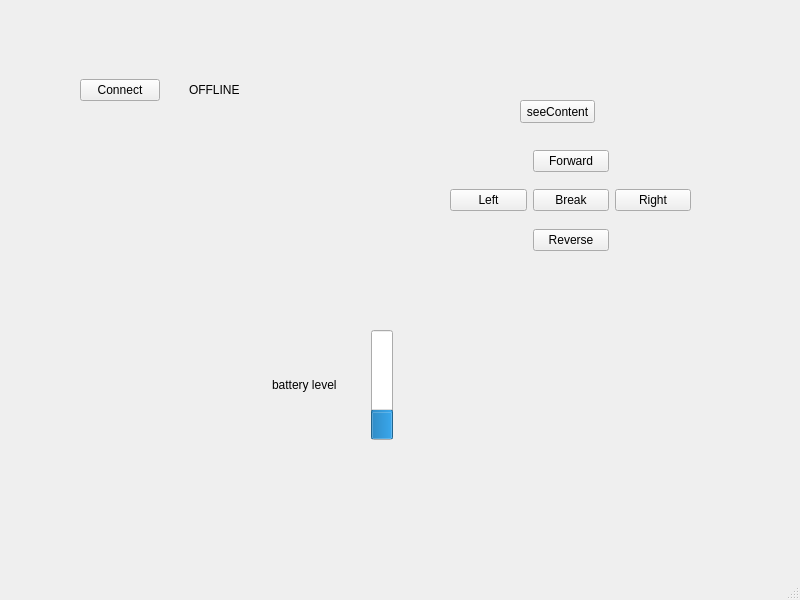
Above: mainwindow.ui from chatinEu/wifiBotV3 before the change. Below: the same form after it.
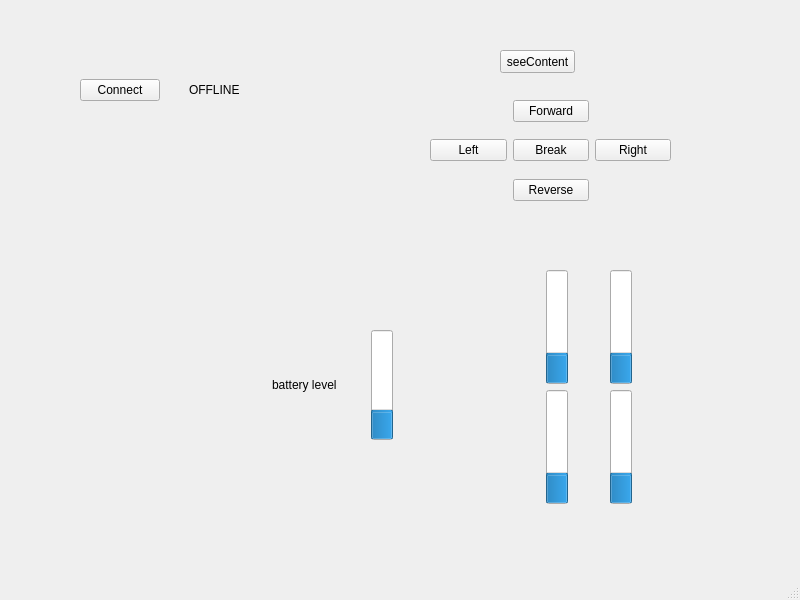
That is the form after the change.

Commit message: ajout UI pour  IR sensor et debut data parsing pour IR value

```diff
--- a/mainwindow.ui
+++ b/mainwindow.ui
@@ -17,8 +17,8 @@
    <widget class="QPushButton" name="pushButton_2">
     <property name="geometry">
      <rect>
-      <x>520</x>
-      <y>100</y>
+      <x>500</x>
+      <y>50</y>
       <width>75</width>
       <height>23</height>
      </rect>
@@ -30,8 +30,8 @@
    <widget class="QWidget" name="horizontalLayoutWidget">
     <property name="geometry">
      <rect>
-      <x>450</x>
-      <y>150</y>
+      <x>430</x>
+      <y>100</y>
       <width>241</width>
       <height>101</height>
      </rect>
@@ -197,6 +197,78 @@
      </item>
     </layout>
    </widget>
+   <widget class="QWidget" name="verticalLayoutWidget">
+    <property name="geometry">
+     <rect>
+      <x>510</x>
+      <y>270</y>
+      <width>160</width>
+      <height>234</height>
+     </rect>
+    </property>
+    <layout class="QVBoxLayout" name="verticalLayout_2">
+     <item>
+      <layout class="QHBoxLayout" name="horizontalLayout_4">
+       <item>
+        <widget class="QProgressBar" name="progressIRFrontRight">
+         <property name="value">
+          <number>24</number>
+         </property>
+         <property name="alignment">
+          <set>Qt::AlignLeading|Qt::AlignLeft|Qt::AlignVCenter</set>
+         </property>
+         <property name="orientation">
+          <enum>Qt::Vertical</enum>
+         </property>
+        </widget>
+       </item>
+       <item>
+        <widget class="QProgressBar" name="progressIRFrontLeft">
+         <property name="value">
+          <number>24</number>
+         </property>
+         <property name="alignment">
+          <set>Qt::AlignLeading|Qt::AlignLeft|Qt::AlignVCenter</set>
+         </property>
+         <property name="orientation">
+          <enum>Qt::Vertical</enum>
+         </property>
+        </widget>
+       </item>
+      </layout>
+     </item>
+     <item>
+      <layout class="QHBoxLayout" name="horizontalLayout_5">
+       <item>
+        <widget class="QProgressBar" name="progressIRBackRight">
+         <property name="value">
+          <number>24</number>
+         </property>
+         <property name="alignment">
+          <set>Qt::AlignLeading|Qt::AlignLeft|Qt::AlignVCenter</set>
+         </property>
+         <property name="orientation">
+          <enum>Qt::Vertical</enum>
+         </property>
+        </widget>
+       </item>
+       <item>
+        <widget class="QProgressBar" name="progressIRBackLeft">
+         <property name="value">
+          <number>24</number>
+         </property>
+         <property name="alignment">
+          <set>Qt::AlignLeading|Qt::AlignLeft|Qt::AlignVCenter</set>
+         </property>
+         <property name="orientation">
+          <enum>Qt::Vertical</enum>
+         </property>
+        </widget>
+       </item>
+      </layout>
+     </item>
+    </layout>
+   </widget>
   </widget>
   <widget class="QMenuBar" name="menubar">
    <property name="geometry">
```
The commit also changes 3 other files.
